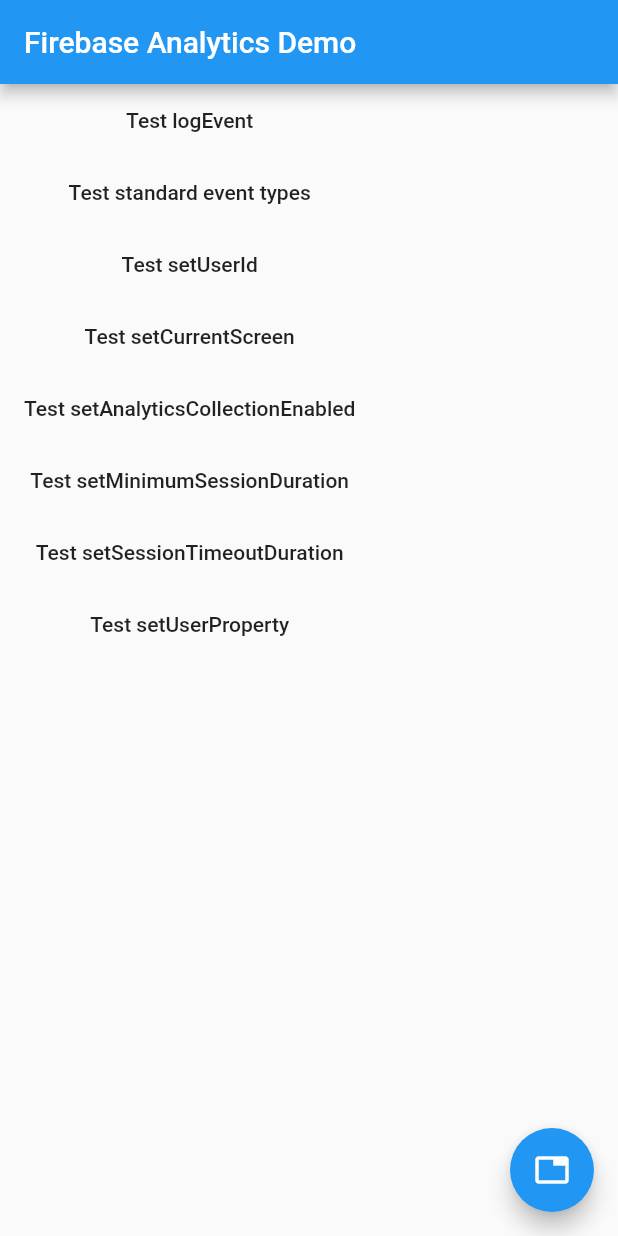
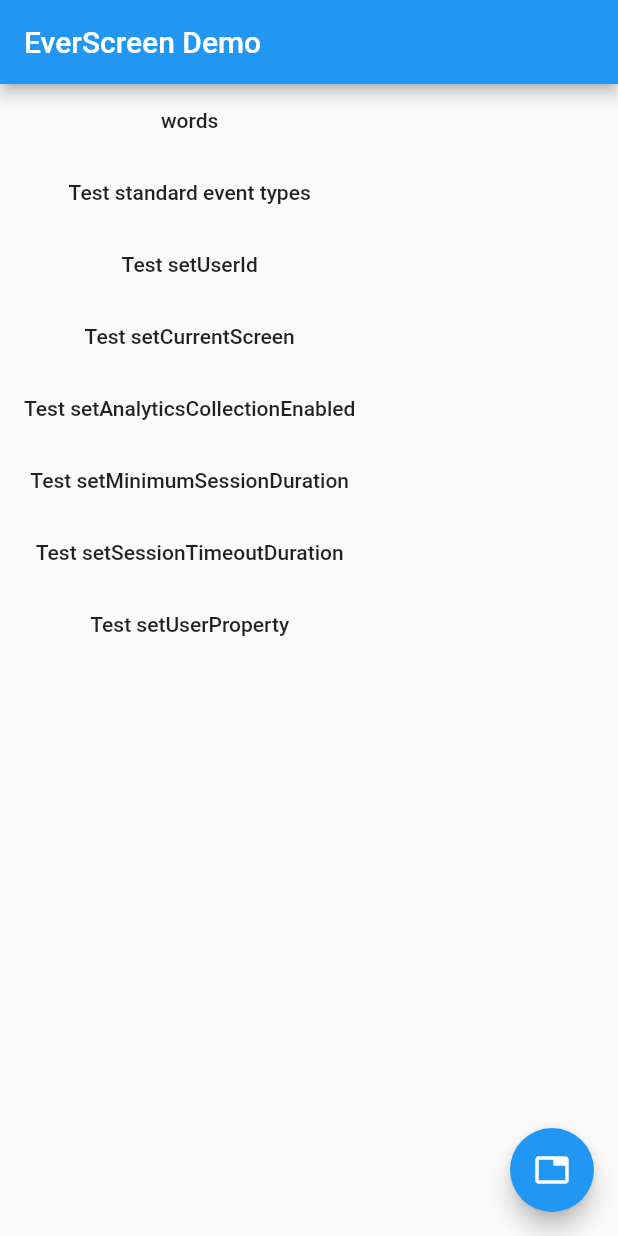
Before and after one commit to jgoede/HealthcareHack2019, a Flutter app: the screen it shows after launch, on a phone screen of 412 x 824 dp. Run offline on Flutter 3.47's test engine with Material 2 defaults, Android fonts, the phone set to English and light mode, and no system bars; our stand-ins replace firebase_analytics; accounts and stored records are empty.

Commit message:
Learned hot reload

```diff
--- a/everscreen/lib/main.dart
+++ b/everscreen/lib/main.dart
@@ -22,13 +22,13 @@ class MyApp extends StatelessWidget {
   @override
   Widget build(BuildContext context) {
     return MaterialApp(
-      title: 'Firebase Analytics Demo',
+      title: 'EverScreen Demo',
       theme: ThemeData(
         primarySwatch: Colors.blue,
       ),
       navigatorObservers: <NavigatorObserver>[observer],
       home: MyHomePage(
-        title: 'Firebase Analytics Demo',
+        title: 'EverScreen Demo',
         analytics: analytics,
         observer: observer,
       ),
@@ -72,7 +72,7 @@ class _MyHomePageState extends State<MyHomePage> {
         'bool': true,
       },
     );
-    setMessage('logEvent succeeded');
+    setMessage('hello? succeeded');
   }
 
   Future<void> _testSetUserId() async {
@@ -279,7 +279,7 @@ class _MyHomePageState extends State<MyHomePage> {
       body: Column(
         children: <Widget>[
           MaterialButton(
-            child: const Text('Test logEvent'),
+            child: const Text('words'),
             onPressed: _sendAnalyticsEvent,
           ),
           MaterialButton(
```
